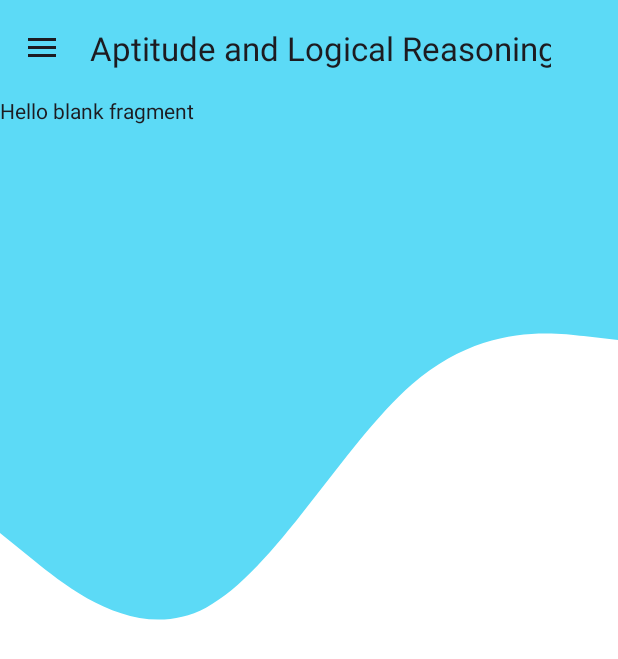
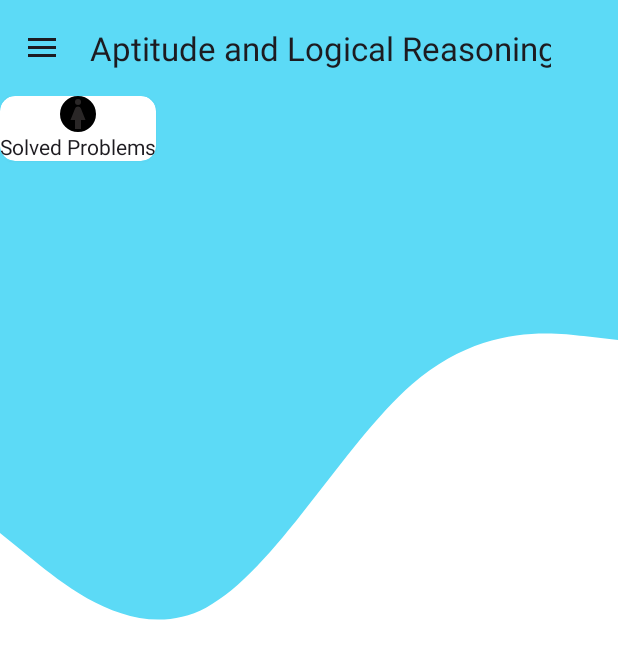
Before and after one commit to vishal4720/AptitudeandLogicalReasoning, an Android app: the screen it shows after launch once a user with an empty profile is signed in (HomeActivity), after a tap on "Home", on a phone screen of 412 x 824 dp. Shown: the top 659 px of the screen. Run offline under Robolectric (Android 15) with nearby library versions, the phone set to English and light mode, and no system bars; our stand-ins replace Firebase (no records; nobody signed in at launch, a user with empty details on screens opened directly); 1 other tap on this screen came first.

Commit message:
Minor Changes

```diff
--- a/app/src/main/java/com/developingmind/aptitudeandlogicalreasoning/login/LoginActivity.java
+++ b/app/src/main/java/com/developingmind/aptitudeandlogicalreasoning/login/LoginActivity.java
@@ -183,7 +183,8 @@ public class LoginActivity extends AppCompatActivity {
         } else if (password.getText().toString().length()<6) {
             passwordLayout.setError("Password should be minimum of 6 digits");
             isValid=false;
-        }else{
+        }
+        else{
             passwordLayout.getEndIconDrawable().setColorFilter(new LightingColorFilter(Color.GREEN,Color.GREEN));
             passwordLayout.setError(null);
         }
--- a/app/src/main/java/com/developingmind/aptitudeandlogicalreasoning/login/SignUpActivity.java
+++ b/app/src/main/java/com/developingmind/aptitudeandlogicalreasoning/login/SignUpActivity.java
@@ -89,8 +89,8 @@ public class SignUpActivity extends AppCompatActivity {
         register.setOnClickListener(new View.OnClickListener() {
             @Override
             public void onClick(View v) {
-                if(isEmailValid(email) && isPasswordValid(pass) && !fname.getEditText().getText().toString().isEmpty()
-                && !lname.getEditText().getText().toString().isEmpty() && !date.getEditText().getText().toString().isEmpty()) {
+                if(isEmailValid(email) && isPasswordValid(pass,repass) && !fname.getEditText().getText().toString().isEmpty()
+                && !lname.getEditText().getText().toString().isEmpty() && !date.getEditText().getText().toString().isEmpty() ) {
                     Map<String, Object> u = new HashMap<>();
                     u.put("first", fname.getEditText().getText().toString().trim());
                     u.put("last", lname.getEditText().getText().toString().trim());
@@ -164,7 +164,7 @@ public class SignUpActivity extends AppCompatActivity {
 
 
 
-    public static boolean isEmailValid(TextInputLayout emailLayout) {
+    public boolean isEmailValid(TextInputLayout emailLayout) {
         Boolean isValid = true;
         if (TextUtils.isEmpty(emailLayout.getEditText().getText())) {
             emailLayout.setError("Enter Email");
@@ -180,7 +180,7 @@ public class SignUpActivity extends AppCompatActivity {
         return isValid;
     }
 
-    public static boolean isPasswordValid(TextInputLayout passwordLayout){
+    public boolean isPasswordValid(TextInputLayout passwordLayout ,TextInputLayout repassLayout ){
         Boolean isValid = true;
         if(TextUtils.isEmpty(passwordLayout.getEditText().getText())){
             passwordLayout.setError("Enter Password");
@@ -188,7 +188,11 @@ public class SignUpActivity extends AppCompatActivity {
         } else if (passwordLayout.getEditText().getText().toString().length()<6) {
             passwordLayout.setError("Password should be minimum of 6 digits");
             isValid=false;
-        }else{
+        } else if (!repassLayout.getEditText().getText().toString().equals(passwordLayout.getEditText().getText().toString())) {
+            repassLayout.setError("Password does not match");
+            isValid=false;
+
+        } else{
             passwordLayout.getEndIconDrawable().setColorFilter(new LightingColorFilter(Color.GREEN,Color.GREEN));
             passwordLayout.setError(null);
         }
--- /dev/null
+++ b/app/src/main/res/drawable/woman.xml
@@ -0,0 +1,6 @@
+<vector android:height="24dp" android:tint="#2A2727"
+    android:viewportHeight="24" android:viewportWidth="24"
+    android:width="24dp" xmlns:android="http://schemas.android.com/apk/res/android">
+    <path android:fillColor="@android:color/white" android:pathData="M13.94,8.31C13.62,7.52 12.85,7 12,7s-1.62,0.52 -1.94,1.31L7,16h3v6h4v-6h3L13.94,8.31z"/>
+    <path android:fillColor="@android:color/white" android:pathData="M12,4m-2,0a2,2 0,1 1,4 0a2,2 0,1 1,-4 0"/>
+</vector>
--- a/app/src/main/res/layout/fragment_home.xml
+++ b/app/src/main/res/layout/fragment_home.xml
@@ -3,12 +3,43 @@
     xmlns:tools="http://schemas.android.com/tools"
     android:layout_width="match_parent"
     android:layout_height="match_parent"
+    xmlns:app="http://schemas.android.com/apk/res-auto"
+    android:layout_gravity="center"
     tools:context=".home.HomeFragment">
 
     <!-- TODO: Update blank fragment layout -->
-    <TextView
-        android:layout_width="match_parent"
-        android:layout_height="match_parent"
-        android:text="@string/hello_blank_fragment" />
+
+    <androidx.cardview.widget.CardView
+        android:layout_width="wrap_content"
+        android:layout_height="wrap_content"
+        app:cardCornerRadius="10dp"
+        android:background="#777777"
+        android:paddingHorizontal="16dp"
+        android:paddingVertical="10dp"
+        >
+
+        <LinearLayout
+            android:layout_width="wrap_content"
+            android:layout_height="wrap_content"
+            android:layout_gravity="center"
+            android:gravity="center"
+            android:orientation="vertical">
+
+            <com.google.android.material.imageview.ShapeableImageView
+                android:layout_width="wrap_content"
+                android:layout_height="wrap_content"
+                app:shapeAppearance="@style/Circular"
+                android:background="@color/black"
+                android:src="@drawable/woman">
+            </com.google.android.material.imageview.ShapeableImageView>
+            <TextView
+                android:layout_width="wrap_content"
+                android:layout_height="wrap_content"
+                android:text="Solved Problems">
+
+            </TextView>
+
+        </LinearLayout>
+    </androidx.cardview.widget.CardView>
 
 </FrameLayout>
```
